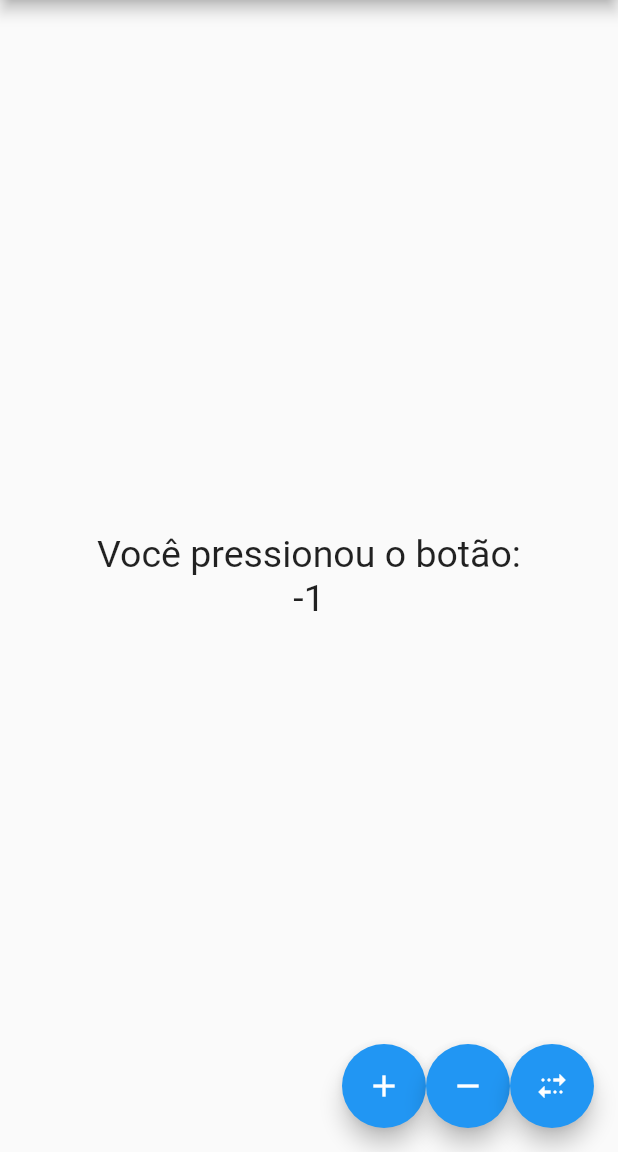
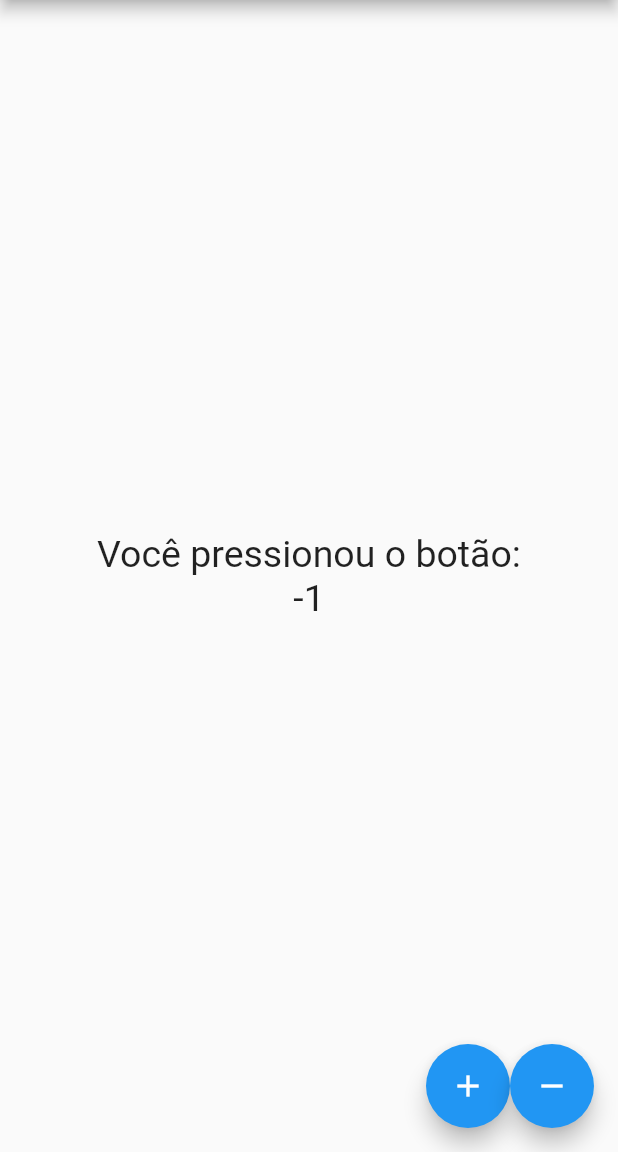
Before and after one commit to Sapa1/contador, a Flutter app: the screen it shows after launch, after a tap on the "remove" icon, on a phone screen of 412 x 824 dp, the part 84-1236 px from its top. Run offline on Flutter 3.47's test engine with Material 2 defaults, Android fonts, the phone set to English and light mode, and no system bars.

Commit message:
exercicio2

```diff
--- /dev/null
+++ b/lib/Exercicio2.dart
@@ -0,0 +1,105 @@
+import 'package:flutter/material.dart';
+
+class Exercicio2 extends StatelessWidget {
+  // This widget is the root of your application.
+  @override
+  Widget build(BuildContext context) {
+    return MaterialApp(
+      title: 'Flutter Demo',
+      theme: ThemeData(
+        // This is the theme of your application.
+        //
+        // Try running your application with "flutter run". You'll see the
+        // application has a blue toolbar. Then, without quitting the app, try
+        // changing the primarySwatch below to Colors.green and then invoke
+        // "hot reload" (press "r" in the console where you ran "flutter run",
+        // or simply save your changes to "hot reload" in a Flutter IDE).
+        // Notice that the counter didn't reset back to zero; the application
+        // is not restarted.
+        primarySwatch: Colors.blue,
+      ),
+      home: Contador(),
+    );
+  }
+}
+
+class Contador extends StatefulWidget {
+  @override
+  _ContadorState createState() => _ContadorState();
+}
+
+class _ContadorState extends State<Contador> {
+  var resultado = 0;
+  @override
+  Widget build(BuildContext context) {
+    return Scaffold(
+      appBar: AppBar(
+        title: Text('Meu Contador'),
+      ),
+      body: Column(
+        mainAxisAlignment: MainAxisAlignment.center,
+        children: [
+          Center(
+            child: Text(
+              'Você pressionou o botão:',
+              style: TextStyle(fontSize: 25),
+            ),
+          ),
+          Center(
+            child: Text(
+              '$resultado',
+              style: TextStyle(fontSize: 25),
+            ),
+          ),
+        ],
+      ),
+      floatingActionButton: Row(
+        mainAxisAlignment: MainAxisAlignment.end,
+        children: [
+          botao(),
+          botaosub(),
+        ],
+      ),
+    );
+  }
+
+  FloatingActionButton botao() {
+    return FloatingActionButton(
+        onPressed: () {
+          setState(
+            () {
+              soma();
+            },
+          );
+        },
+        child: iconesoma());
+  }
+
+  FloatingActionButton botaosub() {
+    return FloatingActionButton(
+        onPressed: () {
+          setState(
+            () {
+              sub();
+            },
+          );
+        },
+        child: iconesub());
+  }
+
+  iconesoma() {
+    return Icon(Icons.add);
+  }
+
+  iconesub() {
+    return Icon(Icons.remove);
+  }
+
+  soma() {
+    resultado += 1;
+  }
+
+  sub() {
+    resultado -= 1;
+  }
+}
--- a/lib/main.dart
+++ b/lib/main.dart
@@ -1,9 +1,10 @@
 import 'package:flutter/material.dart';
+import 'package:contador/Exercicio2.dart';
 
 void main() {
   runApp(
     MaterialApp(
-      home: Contador(),
+      home: Exercicio2(),
     ),
   );
 }
@@ -58,17 +59,8 @@ class _ContadorState extends State<Contador> {
                   resultado -= 1;
                 },
               );
-            }, child: Icon(Icons.remove),
-          ),
-          FloatingActionButton(
-            onPressed: () {
-              print('Botao de sub pressionado');
-              setState(
-                () {
-                  resultado = 2*resultado;
-                },
-              );
-            }, child: Icon(Icons.multiple_stop),
+            },
+            child: Icon(Icons.remove),
           ),
         ],
       ),
```
